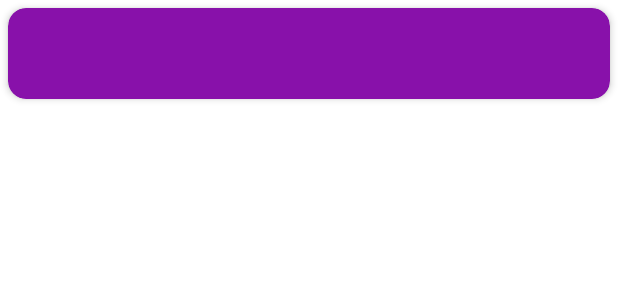
After one commit to sir-larsen/cameraTranslation, an Android app: the layout cardview_phrases.xml on its own in the app's theme, with its tools: preview values and no code run, on a phone screen of 412 x 824 dp. The commit adds this screen. Shown: the top 300 px of the screen. Run offline under Robolectric (Android 15) with nearby library versions, the phone set to English and light mode, and no system bars.

Commit message:
recyclerView implemented

```diff
--- a/app/build.gradle
+++ b/app/build.gradle
@@ -70,4 +70,9 @@ dependencies {
 
     implementation 'com.google.android.material:material:1.0.0'
 
+    // other dependencies
+    implementation 'androidx.cardview:cardview:1.0.0'
+    implementation "androidx.recyclerview:recyclerview:1.1.0"
+
+
 }
--- /dev/null
+++ b/app/src/main/res/layout/cardview_phrases.xml
@@ -0,0 +1,28 @@
+<?xml version="1.0" encoding="utf-8"?>
+
+<androidx.cardview.widget.CardView xmlns:android="http://schemas.android.com/apk/res/android"
+    android:layout_width="match_parent"
+    android:layout_height="wrap_content"
+    xmlns:app="http://schemas.android.com/apk/res-auto"
+    android:id="@+id/card_view"
+    android:layout_margin="5dp"
+    app:cardBackgroundColor="#81A"
+    app:cardCornerRadius="12dp"
+    app:cardElevation="3dp"
+    app:contentPadding="4dp">
+
+    <TextView
+        android:id="@+id/PhraseTheme"
+        android:layout_width="match_parent"
+        android:layout_height="wrap_content"
+        android:layout_marginTop="6dp"
+        android:layout_marginBottom="6dp"
+        app:layout_constraintStart_toStartOf="parent"
+        app:layout_constraintEnd_toEndOf="parent"
+        android:layout_marginStart="5dp"
+        android:layout_marginEnd="5dp"
+        android:textSize="30sp"/>
+
+
+
+</androidx.cardview.widget.CardView>
```
Also changed, not shown: app/src/main/java/com/example/cameratranslation/PhrasesFragment.kt (+25 -2 lines), app/src/main/java/com/example/cameratranslation/PhrasesRecyclerAdapter.kt (added, +57 -0 lines), app/src/main/res/layout/fragment_phrases.xml (+10 -4 lines).
